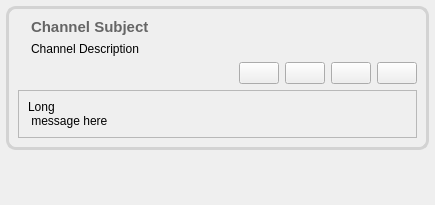
Above: retroshare-gui/src/gui/feeds/ChanMsgItem.ui from RetroShare/RetroShare before the change. Below: the same form after it.
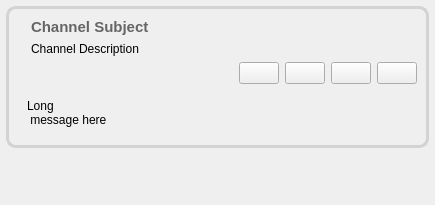
That is the form after the change. Icons and pictures are not drawn.

Commit message: removed border colors

Diff of the .ui file:
```diff
--- a/retroshare-gui/src/gui/feeds/ChanMsgItem.ui
+++ b/retroshare-gui/src/gui/feeds/ChanMsgItem.ui
@@ -197,6 +197,9 @@
       </item>
       <item row="2" column="0" colspan="2">
        <widget class="QFrame" name="expandFrame">
+        <property name="styleSheet">
+         <string notr="true">QFrame#expandFrame{ border: none;}</string>
+        </property>
         <property name="frameShape">
          <enum>QFrame::StyledPanel</enum>
         </property>
```
Left out of the diff: 1 changed line with no effect on the pictures. The commit also changes 2 other files.
